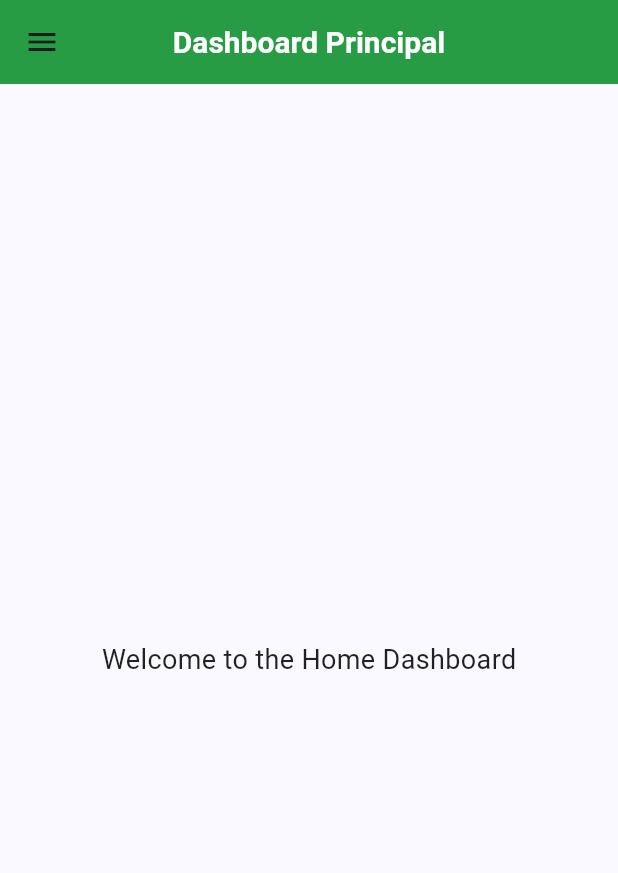
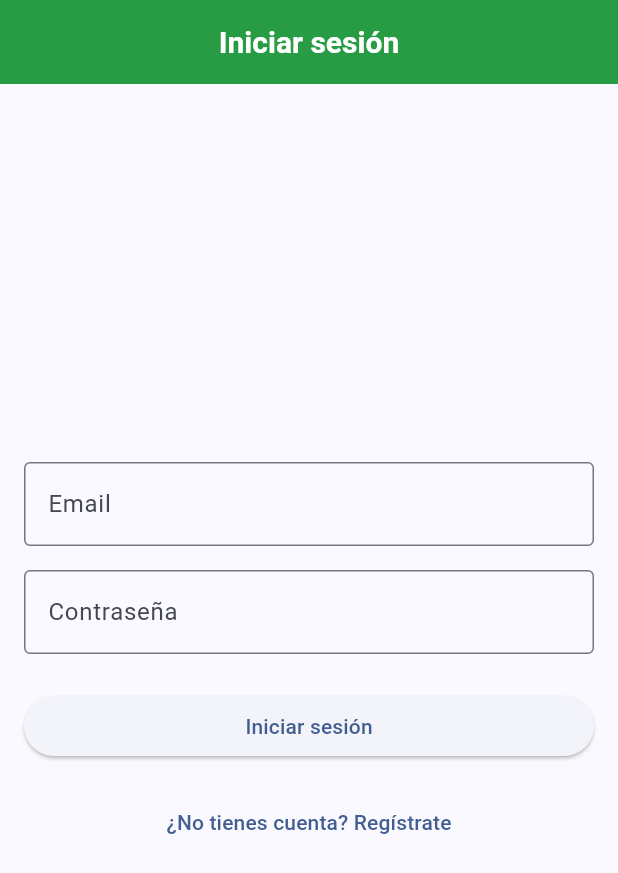
Before and after one commit to PedroQT/talleresmoviles, a Flutter app: the screen it shows after launch, on a phone screen of 412 x 824 dp. Shown: the top 873 px of the screen. Run offline on Flutter 3.47's test engine with Material 3 defaults, Android fonts, the phone set to English and light mode, and no system bars; our stand-ins replace flutter_dotenv, flutter_secure_storage, go_router, shared_preferences.

Commit message:
feat: implementacion jwt

```diff
--- a/lib/routes/app_router.dart
+++ b/lib/routes/app_router.dart
@@ -10,8 +10,12 @@ import '../views/home/home_screen.dart';
 import '../views/isolate/isolate_view.dart';
 import '../views/pokemons/pokemon_detail_view.dart';
 import '../views/pokemons/pokemon_list_view.dart';
+import '../views/evidence/evidence_view.dart';
+import '../views/login/login_view.dart';
+import '../views/login/register_view.dart';
 
 final GoRouter appRouter = GoRouter(
+  initialLocation: '/login',
   routes: [
     GoRoute(
       path: '/',
@@ -86,5 +90,23 @@ final GoRouter appRouter = GoRouter(
         return ComidasDetailView(idMeal: idMeal);
       },
     ),
+    // Ruta para evidencia de sesión
+    GoRoute(
+      path: '/evidence',
+      name: 'evidence',
+      builder: (context, state) => const EvidenceView(),
+    ),
+    // Ruta para login
+    GoRoute(
+      path: '/login',
+      name: 'login',
+      builder: (context, state) => const LoginView(),
+    ),
+    // Ruta para registro
+    GoRoute(
+      path: '/register',
+      name: 'register',
+      builder: (context, state) => const RegisterView(),
+    ),
   ],
 );
--- /dev/null
+++ b/lib/views/login/login_view.dart
@@ -0,0 +1,94 @@
+import 'package:flutter/material.dart';
+import '../../services/auth_service.dart';
+import 'package:go_router/go_router.dart';
+
+class LoginView extends StatefulWidget {
+  const LoginView({Key? key}) : super(key: key);
+
+  @override
+  State<LoginView> createState() => _LoginViewState();
+}
+
+class _LoginViewState extends State<LoginView> {
+  final TextEditingController _emailController = TextEditingController();
+  final TextEditingController _passwordController = TextEditingController();
+  final AuthService _authService = AuthService();
+  bool _loading = false;
+  String? _error;
+
+  Future<void> _login() async {
+    setState(() {
+      _loading = true;
+      _error = null;
+    });
+    final result = await _authService.login(
+      _emailController.text.trim(),
+      _passwordController.text.trim(),
+    );
+    setState(() {
+      _loading = false;
+    });
+    if (result['success'] == true) {
+      if (mounted) {
+        // Usar GoRouter para navegar a la ruta principal
+        // Requiere import 'package:go_router/go_router.dart';
+        Future.microtask(() => context.go('/'));
+      }
+    } else {
+      setState(() {
+        _error = result['message'] ?? 'Error al iniciar sesión';
+      });
+    }
+  }
+
+  @override
+  Widget build(BuildContext context) {
+    return Scaffold(
+      appBar: AppBar(title: const Text('Iniciar sesión')),
+      body: Padding(
+        padding: const EdgeInsets.all(16.0),
+        child: Column(
+          mainAxisAlignment: MainAxisAlignment.center,
+          children: [
+            TextField(
+              controller: _emailController,
+              decoration: const InputDecoration(
+                labelText: 'Email',
+                border: OutlineInputBorder(),
+              ),
+              keyboardType: TextInputType.emailAddress,
+            ),
+            const SizedBox(height: 16),
+            TextField(
+              controller: _passwordController,
+              decoration: const InputDecoration(
+                labelText: 'Contraseña',
+                border: OutlineInputBorder(),
+              ),
+              obscureText: true,
+            ),
+            const SizedBox(height: 24),
+            if (_error != null)
+              Text(_error!, style: const TextStyle(color: Colors.red)),
+            SizedBox(
+              width: double.infinity,
+              child: ElevatedButton(
+                onPressed: _loading ? null : _login,
+                child: _loading
+                    ? const CircularProgressIndicator(color: Colors.white)
+                    : const Text('Iniciar sesión'),
+              ),
+            ),
+            const SizedBox(height: 16),
+            TextButton(
+              onPressed: () {
+                context.push('/register');
+              },
+              child: const Text('¿No tienes cuenta? Regístrate'),
+            ),
+          ],
+        ),
+      ),
+    );
+  }
+}
```
Also changed, not shown: lib/services/auth_service.dart (added, +76 -0 lines), lib/views/evidence/evidence_view.dart (added, +79 -0 lines), lib/views/login/register_view.dart (added, +94 -0 lines), lib/widgets/custom_drawer.dart (+8 -0 lines), pubspec.yaml (+9 -0 lines), pubspec.lock, 6 other files.
